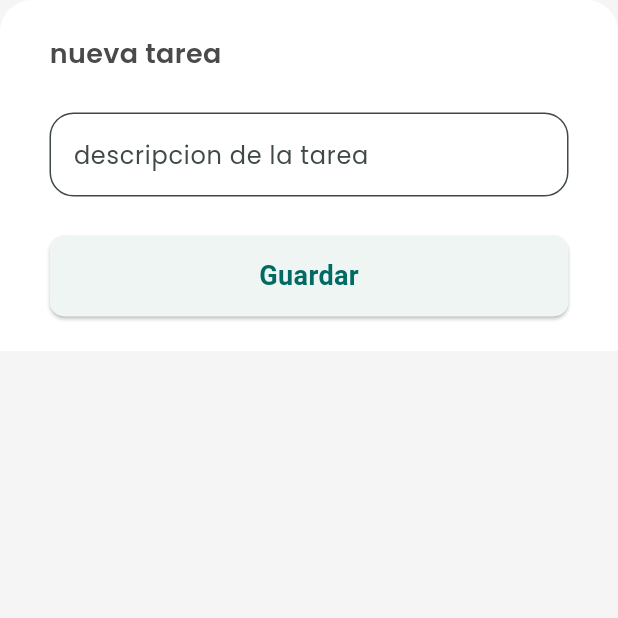
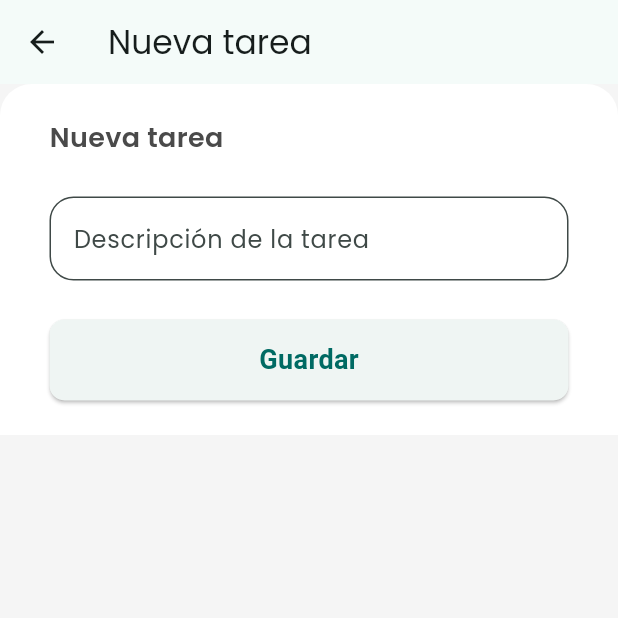
Before and after one commit to GPplay/Lista-de-tareas, a Flutter app: the _NewTaskModal screen opened directly, on a phone screen of 412 x 824 dp, the top half of it. Run offline on Flutter 3.47's test engine with Material 3 defaults, Android fonts, the light colour scheme and no system bars; our stand-ins replace flutter_keyboard_visibility, get, shared_preferences; accounts and stored records are empty.

Commit message:
corrigiendo error del teclado para andorid

```diff
--- a/lib/app/view/task_list/task_list_page.dart
+++ b/lib/app/view/task_list/task_list_page.dart
@@ -4,6 +4,7 @@ import 'package:listaactividades/app/view/components/H1.dart';
 import 'package:listaactividades/app/view/components/decoration.dart';
 import 'package:listaactividades/app/view/task_list/task_provider.dart';
 import 'package:provider/provider.dart';
+import 'package:flutter_keyboard_visibility/flutter_keyboard_visibility.dart';
 
 
 class TaskListPage extends StatelessWidget {
@@ -49,11 +50,17 @@ class _NewTaskModal extends StatelessWidget {
   // ignore: unused_element
   _NewTaskModal({super.key});
 
-  final _controller = TextEditingController();
+  final TextEditingController _controller = TextEditingController();
 
   @override
   Widget build(BuildContext context) {
-    return SingleChildScrollView(
+    return KeyboardVisibilityBuilder(
+      builder: (context, isKeyboardVisible) {
+        return Scaffold(
+          appBar: AppBar(
+            title: const Text('Nueva tarea'),
+          ),
+          body: SingleChildScrollView(
             child: Container(
               padding: const EdgeInsets.symmetric(horizontal: 33, vertical: 23),
               decoration: const BoxDecoration(
@@ -66,10 +73,8 @@ class _NewTaskModal extends StatelessWidget {
                 crossAxisAlignment: CrossAxisAlignment.start,
                 mainAxisSize: MainAxisSize.min,
                 children: [
-              const H1('nueva tarea'),
-              const SizedBox(
-                height: 26,
-              ),
+                  const H1('Nueva tarea'),
+                  const SizedBox(height: 26),
                   TextField(
                     controller: _controller,
                     decoration: InputDecoration(
@@ -78,16 +83,13 @@ class _NewTaskModal extends StatelessWidget {
                       border: OutlineInputBorder(
                         borderRadius: BorderRadius.circular(16),
                       ),
-                  hintText: 'descripcion de la tarea',
+                      hintText: 'Descripción de la tarea',
                     ),
                   ),
-              const SizedBox(
-                height: 26,
-              ),
+                  const SizedBox(height: 26),
                   ElevatedButton(
                     onPressed: () {
                       if (_controller.text.isNotEmpty) {
-                    // ignore: unused_local_variable
                         final task = Task(_controller.text);
                         context.read<TaskProvider>().addNewTask(task);
                         Navigator.of(context).pop();
@@ -95,8 +97,12 @@ class _NewTaskModal extends StatelessWidget {
                     },
                     child: const Text('Guardar'),
                   )
-            ]),
+                ],
               ),
+            ),
+          ),
+        );
+      },
     );
   }
 }
--- a/pubspec.yaml
+++ b/pubspec.yaml
@@ -35,6 +35,7 @@ dependencies:
   loggy: ^2.0.3
   shared_preferences: ^2.2.3
   provider: ^6.1.2
+  flutter_keyboard_visibility: ^5.0.0
 
 dev_dependencies:
   flutter_test:
```
Also changed, not shown: pubspec.lock. Lines whose indentation alone changed are shown as unchanged.
